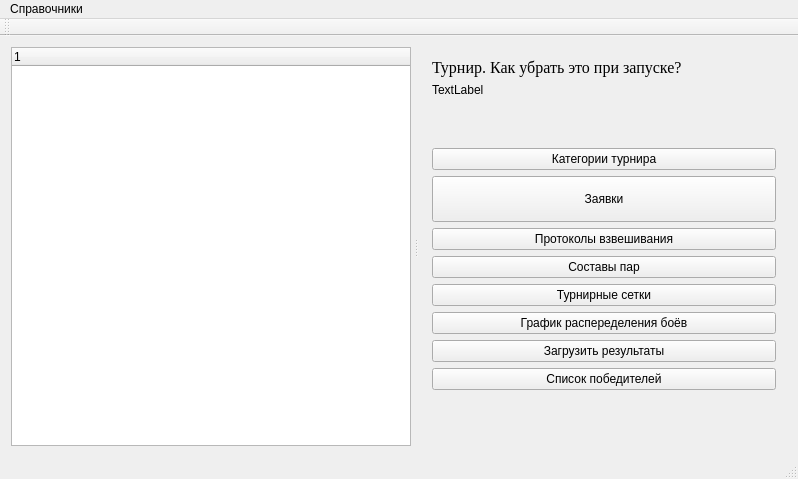
The window that TournamentManager/mainwindow.ui (BarsukAlexey/xelarogi) describes before a commit, drawn with Qt 5.
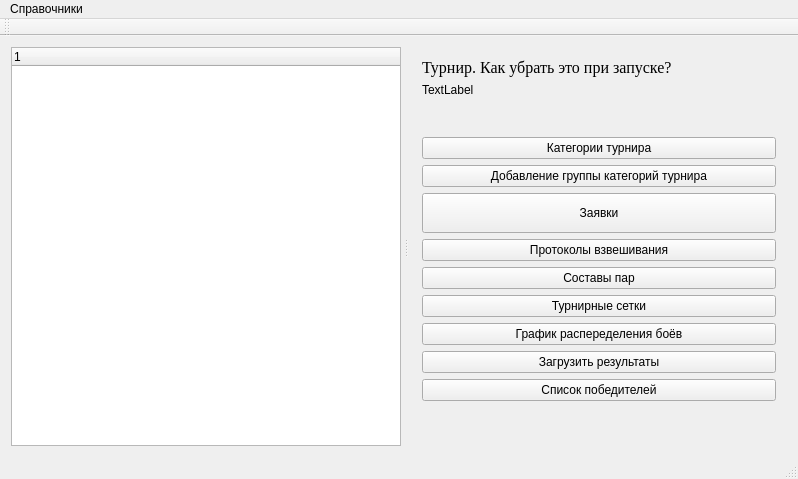
The same window after the commit. The open tabs and pages were chosen to show the change.

Commit message: Категории можно добавлять скопом с помощью кнопки - добавить группу категорий

```diff
--- a/TournamentManager/mainwindow.ui
+++ b/TournamentManager/mainwindow.ui
@@ -181,6 +181,13 @@
              </property>
             </widget>
            </item>
+           <item>
+            <widget class="QPushButton" name="genTournamentCategoriesBtn">
+             <property name="text">
+              <string>Добавление группы категорий турнира</string>
+             </property>
+            </widget>
+           </item>
            <item>
             <widget class="QPushButton" name="createOrdersBtn">
              <property name="sizePolicy">
@@ -189,6 +196,12 @@
                <verstretch>0</verstretch>
               </sizepolicy>
              </property>
+             <property name="minimumSize">
+              <size>
+               <width>0</width>
+               <height>40</height>
+              </size>
+             </property>
              <property name="text">
               <string>Заявки</string>
              </property>
```
The commit also changes 8 other files.
